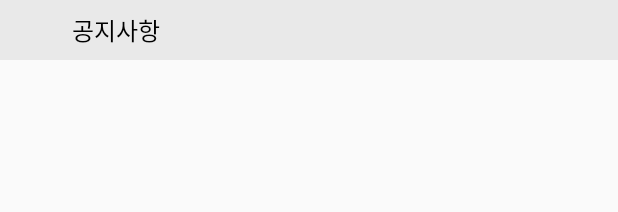
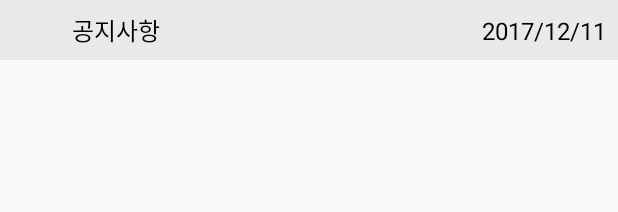
Before and after one commit to JJungRE/MCalendar, an Android app: the layout list_notice_group.xml on its own in the app's theme, with its tools: preview values and no code run, on a phone screen of 412 x 824 dp. Shown: the top 212 px of the screen. Run offline under Robolectric (Android 15) with nearby library versions, the phone set to English and light mode, and no system bars.

Commit message:
Notice 부분 수정

```diff
--- a/app/src/main/res/layout/activity_sample.xml
+++ b/app/src/main/res/layout/activity_sample.xml
@@ -5,7 +5,7 @@
     android:background="@color/bg_color"
     android:orientation="vertical">
 
-    <ScrollView
+<ScrollView
         android:layout_width="match_parent"
         android:layout_height="wrap_content"
         android:layout_weight="1"
--- a/app/src/main/res/layout/list_notice_group.xml
+++ b/app/src/main/res/layout/list_notice_group.xml
@@ -2,18 +2,31 @@
 <LinearLayout xmlns:android="http://schemas.android.com/apk/res/android"
     android:layout_width="match_parent"
     android:layout_height="wrap_content"
-    android:orientation="vertical"
+    android:background="@color/main_notice_back"
+    android:orientation="horizontal"
     android:padding="8dp"
-    android:background="@color/main_notice_back">
+    android:weightSum="1">
 
 
     <TextView
         android:id="@+id/lblListHeader"
-        android:layout_width="match_parent"
+        android:layout_width="0dp"
         android:layout_height="wrap_content"
+        android:layout_weight="0.7"
         android:paddingLeft="?android:attr/expandableListPreferredItemPaddingLeft"
-        android:textSize="@dimen/main_large_text_size"
         android:text="공지사항"
-        android:textColor="@color/Black" />
+        android:textColor="@color/Black"
+        android:textSize="@dimen/main_large_text_size" />
+
+    <TextView
+        android:id="@+id/lblListHeader_Date"
+        android:layout_width="0dp"
+        android:layout_height="wrap_content"
+        android:layout_weight="0.3"
+        android:gravity="right"
+        android:text="2017/12/11"
+        android:maxLength="10"
+        android:textColor="@color/Black"
+        android:textSize="@dimen/main_large_text_size" />
 
 </LinearLayout>
```
Also changed, not shown: app/src/main/java/com/roopre/mcalendar/ExpandableListAdapter.java (+19 -10 lines), app/src/main/java/com/roopre/mcalendar/NoticeActivity.java (+41 -34 lines), app/src/main/java/com/roopre/mcalendar/NoticeVO.java (added, +27 -0 lines).
